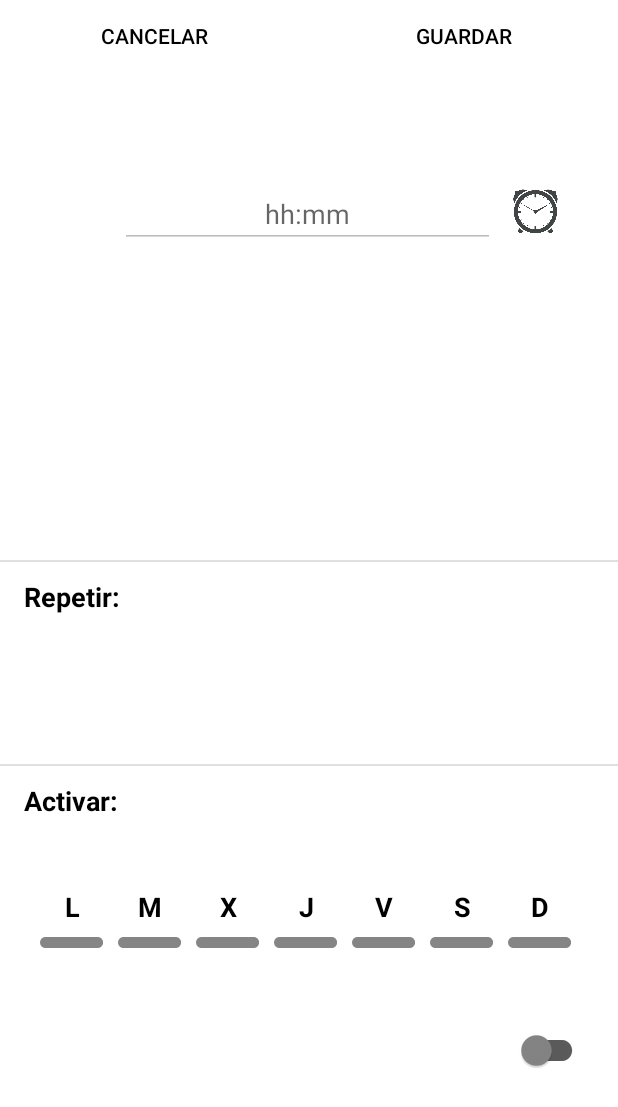
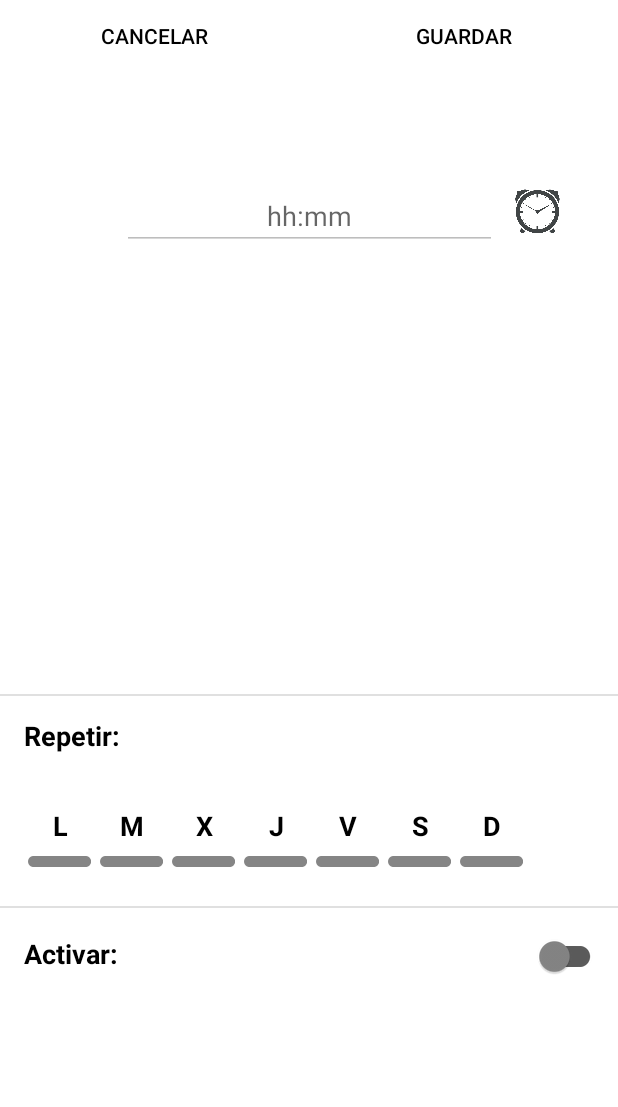
Before and after one commit to Ander-RL/Chronos, an Android app: the screen it shows after launch (CrearAlarma), after a tap on an icon or button, on a phone screen of 412 x 824 dp. Shown: the top 1107 px of the screen. Run offline under Robolectric (Android 15) with nearby library versions, the phone set to English and light mode, and no system bars; our stand-ins replace Room's generated code; 1 other tap on this screen came first.

Commit message:
Layouts correctos. Multiples alarmas funcional.

```diff
--- a/app/src/main/java/arl/chronos/adapters/RcvAdapterAlarmas.java
+++ b/app/src/main/java/arl/chronos/adapters/RcvAdapterAlarmas.java
@@ -113,14 +113,14 @@ public class RcvAdapterAlarmas extends RecyclerView.Adapter<RcvAdapterAlarmas.My
                 if (!ho.isEmpty() && !mi.isEmpty()) {
                     // Para que las alarmas activas con hora anterior a la actual no se ejecuten
                     if (!fechaAlarma(Integer.parseInt(ho), Integer.parseInt(mi)).before(Calendar.getInstance())) {
-                        startAlarma(fechaAlarma(Integer.parseInt(ho), Integer.parseInt(mi)));
+                        startAlarma(fechaAlarma(Integer.parseInt(ho), Integer.parseInt(mi)), currentAlarma.getId());
                     }
                 }
             }
         } else {
             holder.activated.setChecked(false);
             //cancelAlarma();
-            cancelAlarma();
+            cancelAlarma(currentAlarma.getId());
         }
 
     }
@@ -196,19 +196,19 @@ public class RcvAdapterAlarmas extends RecyclerView.Adapter<RcvAdapterAlarmas.My
         return c;
     }
 
-    private void startAlarma(Calendar c) {
+    private void startAlarma(Calendar c, int code) {
         AlarmManager alarmManager = (AlarmManager) context.getSystemService(Context.ALARM_SERVICE);
         Intent intent = new Intent(context, AlertReceiver.class);
         intent.putExtra(MENSAJE, ho + ":" + mi);
-        PendingIntent pendingIntent = PendingIntent.getBroadcast(context, 1, intent, PendingIntent.FLAG_UPDATE_CURRENT); // FLAG envia la info de putExtra
+        PendingIntent pendingIntent = PendingIntent.getBroadcast(context, code, intent, PendingIntent.FLAG_UPDATE_CURRENT); // FLAG envia la info de putExtra
 
         alarmManager.setExact(AlarmManager.RTC_WAKEUP, c.getTimeInMillis(), pendingIntent);
     }
 
-    private void cancelAlarma() {
+    private void cancelAlarma(int code) {
         AlarmManager alarmManager = (AlarmManager) context.getSystemService(Context.ALARM_SERVICE);
         Intent intent = new Intent(context, AlertReceiver.class);
-        PendingIntent pendingIntent = PendingIntent.getBroadcast(context, 1, intent, PendingIntent.FLAG_UPDATE_CURRENT);
+        PendingIntent pendingIntent = PendingIntent.getBroadcast(context, code, intent, PendingIntent.FLAG_UPDATE_CURRENT);
 
         alarmManager.cancel(pendingIntent);
     }
--- a/app/src/main/res/layout/crear_alarma.xml
+++ b/app/src/main/res/layout/crear_alarma.xml
@@ -40,7 +40,7 @@
 
     <ImageButton
         android:id="@+id/btn_reloj"
-        android:layout_width="wrap_content"
+        android:layout_width="54dp"
         android:layout_height="50dp"
         android:layout_marginTop="68dp"
         android:adjustViewBounds="true"
@@ -58,44 +58,46 @@
         android:id="@+id/edit_hhmm"
         android:layout_width="250dp"
         android:layout_height="wrap_content"
-        android:layout_marginStart="80dp"
         android:layout_marginTop="72dp"
         android:autofillHints="@string/hh_mm"
         android:enabled="false"
         android:hint="@string/hh_mm"
         android:inputType="datetime"
         android:textAlignment="center"
+        app:layout_constraintBottom_toBottomOf="parent"
+        app:layout_constraintEnd_toEndOf="parent"
         app:layout_constraintStart_toStartOf="parent"
-        app:layout_constraintTop_toTopOf="@+id/guideline_vertical" />
+        app:layout_constraintTop_toTopOf="@+id/guideline_vertical"
+        app:layout_constraintVertical_bias="0.002" />
 
     <View
         android:id="@+id/divider2"
         android:layout_width="match_parent"
         android:layout_height="1dp"
-        android:layout_marginTop="208dp"
         android:background="?android:attr/listDivider"
+        app:layout_constraintBottom_toBottomOf="parent"
         app:layout_constraintEnd_toEndOf="parent"
         app:layout_constraintHorizontal_bias="0.0"
         app:layout_constraintStart_toStartOf="parent"
-        app:layout_constraintTop_toBottomOf="@+id/edit_hhmm" />
+        app:layout_constraintTop_toTopOf="parent"
+        app:layout_constraintVertical_bias="0.562" />
 
     <View
         android:id="@+id/divider3"
         android:layout_width="match_parent"
         android:layout_height="1dp"
-        android:layout_marginTop="344dp"
         android:background="?android:attr/listDivider"
+        app:layout_constraintBottom_toBottomOf="parent"
         app:layout_constraintEnd_toEndOf="parent"
-        app:layout_constraintHorizontal_bias="0.0"
+        app:layout_constraintHorizontal_bias="1.0"
         app:layout_constraintStart_toStartOf="parent"
-        app:layout_constraintTop_toBottomOf="@+id/edit_hhmm" />
+        app:layout_constraintTop_toTopOf="parent"
+        app:layout_constraintVertical_bias="0.734" />
 
     <RadioButton
         android:id="@+id/radio_j"
         android:layout_width="wrap_content"
         android:layout_height="wrap_content"
-        android:layout_marginStart="4dp"
-        android:layout_marginBottom="192dp"
         android:layout_weight="1"
         android:button="@null"
         android:drawableBottom="@android:drawable/button_onoff_indicator_off"
@@ -106,15 +108,15 @@
         android:textColor="@color/black"
         android:textSize="18sp"
         android:textStyle="bold"
-        app:layout_constraintBottom_toBottomOf="parent"
+        app:layout_constraintBaseline_toBaselineOf="@+id/radio_x"
+        app:layout_constraintEnd_toEndOf="parent"
+        app:layout_constraintHorizontal_bias="0.0"
         app:layout_constraintStart_toEndOf="@+id/radio_x" />
 
     <RadioButton
         android:id="@+id/radio_l"
         android:layout_width="wrap_content"
         android:layout_height="wrap_content"
-        android:layout_marginStart="24dp"
-        android:layout_marginBottom="192dp"
         android:layout_weight="1"
         android:button="@null"
         android:drawableBottom="@android:drawable/button_onoff_indicator_off"
@@ -125,15 +127,17 @@
         android:textColor="@color/black"
         android:textSize="18sp"
         android:textStyle="bold"
-        app:layout_constraintBottom_toBottomOf="parent"
-        app:layout_constraintStart_toStartOf="parent" />
+        app:layout_constraintBottom_toTopOf="@+id/divider3"
+        app:layout_constraintEnd_toEndOf="parent"
+        app:layout_constraintHorizontal_bias="0.044"
+        app:layout_constraintStart_toStartOf="parent"
+        app:layout_constraintTop_toBottomOf="@+id/textView2"
+        app:layout_constraintVertical_bias="0.516" />
 
     <RadioButton
         android:id="@+id/radio_m"
         android:layout_width="wrap_content"
         android:layout_height="wrap_content"
-        android:layout_marginStart="4dp"
-        android:layout_marginBottom="192dp"
         android:layout_weight="1"
         android:button="@null"
         android:drawableBottom="@android:drawable/button_onoff_indicator_off"
@@ -144,15 +148,15 @@
         android:textColor="@color/black"
         android:textSize="18sp"
         android:textStyle="bold"
-        app:layout_constraintBottom_toBottomOf="parent"
+        app:layout_constraintBaseline_toBaselineOf="@+id/radio_l"
+        app:layout_constraintEnd_toEndOf="parent"
+        app:layout_constraintHorizontal_bias="0.0"
         app:layout_constraintStart_toEndOf="@+id/radio_l" />
 
     <RadioButton
         android:id="@+id/radio_x"
         android:layout_width="wrap_content"
         android:layout_height="wrap_content"
-        android:layout_marginStart="4dp"
-        android:layout_marginBottom="192dp"
         android:layout_weight="1"
         android:button="@null"
         android:drawableBottom="@android:drawable/button_onoff_indicator_off"
@@ -163,15 +167,15 @@
         android:textColor="@color/black"
         android:textSize="18sp"
         android:textStyle="bold"
-        app:layout_constraintBottom_toBottomOf="parent"
+        app:layout_constraintBaseline_toBaselineOf="@+id/radio_m"
+        app:layout_constraintEnd_toEndOf="parent"
+        app:layout_constraintHorizontal_bias="0.0"
         app:layout_constraintStart_toEndOf="@+id/radio_m" />
 
     <RadioButton
         android:id="@+id/radio_s"
         android:layout_width="wrap_content"
         android:layout_height="wrap_content"
-        android:layout_marginStart="4dp"
-        android:layout_marginBottom="192dp"
         android:layout_weight="1"
         android:button="@null"
         android:drawableBottom="@android:drawable/button_onoff_indicator_off"
@@ -182,15 +186,15 @@
         android:textColor="@color/black"
         android:textSize="18sp"
         android:textStyle="bold"
-        app:layout_constraintBottom_toBottomOf="parent"
+        app:layout_constraintBaseline_toBaselineOf="@+id/radio_v"
+        app:layout_constraintEnd_toEndOf="parent"
+        app:layout_constraintHorizontal_bias="0.0"
         app:layout_constraintStart_toEndOf="@+id/radio_v" />
 
     <RadioButton
         android:id="@+id/radio_d"
         android:layout_width="wrap_content"
         android:layout_height="wrap_content"
-        android:layout_marginStart="4dp"
-        android:layout_marginBottom="192dp"
         android:layout_weight="1"
         android:button="@null"
         android:drawableBottom="@android:drawable/button_onoff_indicator_off"
@@ -201,15 +205,15 @@
         android:textColor="@color/black"
         android:textSize="18sp"
         android:textStyle="bold"
-        app:layout_constraintBottom_toBottomOf="parent"
+        app:layout_constraintBaseline_toBaselineOf="@+id/radio_s"
+        app:layout_constraintEnd_toEndOf="parent"
+        app:layout_constraintHorizontal_bias="0.0"
         app:layout_constraintStart_toEndOf="@+id/radio_s" />
 
     <RadioButton
         android:id="@+id/radio_v"
         android:layout_width="wrap_content"
         android:layout_height="wrap_content"
-        android:layout_marginStart="4dp"
-        android:layout_marginBottom="192dp"
         android:layout_weight="1"
         android:button="@null"
         android:drawableBottom="@android:drawable/button_onoff_indicator_off"
@@ -220,44 +224,48 @@
         android:textColor="@color/black"
         android:textSize="18sp"
         android:textStyle="bold"
-        app:layout_constraintBottom_toBottomOf="parent"
+        app:layout_constraintBaseline_toBaselineOf="@+id/radio_j"
+        app:layout_constraintEnd_toEndOf="parent"
+        app:layout_constraintHorizontal_bias="0.0"
         app:layout_constraintStart_toEndOf="@+id/radio_j" />
 
     <TextView
+        android:id="@+id/textView2"
         android:layout_width="wrap_content"
         android:layout_height="wrap_content"
         android:layout_marginStart="16dp"
-        android:layout_marginTop="220dp"
         android:text="@string/repetir_alarma"
         android:textColor="@color/black"
         android:textSize="18sp"
         android:textStyle="bold"
+        app:layout_constraintBottom_toBottomOf="parent"
         app:layout_constraintStart_toStartOf="parent"
-        app:layout_constraintTop_toBottomOf="@+id/edit_hhmm" />
+        app:layout_constraintTop_toTopOf="parent"
+        app:layout_constraintVertical_bias="0.598" />
 
     <TextView
         android:id="@+id/textView"
         android:layout_width="wrap_content"
         android:layout_height="wrap_content"
         android:layout_marginStart="16dp"
-        android:layout_marginTop="356dp"
         android:text="@string/activar_alarma"
         android:textColor="@color/black"
         android:textSize="18sp"
         android:textStyle="bold"
+        app:layout_constraintBottom_toBottomOf="parent"
         app:layout_constraintStart_toStartOf="parent"
-        app:layout_constraintTop_toBottomOf="@+id/edit_hhmm" />
+        app:layout_constraintTop_toBottomOf="@+id/divider3"
+        app:layout_constraintVertical_bias="0.092" />
 
     <com.google.android.material.switchmaterial.SwitchMaterial
         android:id="@+id/activar"
         android:layout_width="wrap_content"
         android:layout_height="wrap_content"
-        android:layout_marginEnd="20dp"
-        android:layout_marginBottom="100dp"
+        android:layout_marginEnd="8dp"
         android:drawableTint="@drawable/selector_radiobutton"
         android:onClick="onActivarClick"
         android:theme="@style/SwitchButton"
-        app:layout_constraintBottom_toBottomOf="parent"
+        app:layout_constraintBaseline_toBaselineOf="@+id/textView"
         app:layout_constraintEnd_toEndOf="parent" />
 
 
--- a/app/src/main/res/layout/fragment_tab_alarmas.xml
+++ b/app/src/main/res/layout/fragment_tab_alarmas.xml
@@ -12,11 +12,12 @@
         android:layout_height="wrap_content"
         android:layout_marginEnd="16dp"
         android:layout_marginBottom="16dp"
+        android:backgroundTint="@color/blue_500"
         android:clickable="true"
+        android:focusable="true"
         android:src="@drawable/ic_fab_add"
         app:layout_constraintBottom_toBottomOf="parent"
-        app:layout_constraintEnd_toEndOf="parent"
-        android:focusable="true" />
+        app:layout_constraintEnd_toEndOf="parent" />
 
     <androidx.recyclerview.widget.RecyclerView
         android:id="@+id/rcv_alarmas"
--- a/app/src/main/res/layout/fragment_tab_calendario.xml
+++ b/app/src/main/res/layout/fragment_tab_calendario.xml
@@ -12,11 +12,12 @@
         android:layout_height="wrap_content"
         android:layout_marginEnd="16dp"
         android:layout_marginBottom="16dp"
+        android:backgroundTint="@color/blue_500"
         android:clickable="true"
+        android:focusable="true"
         android:src="@drawable/ic_fab_add"
         app:layout_constraintBottom_toBottomOf="parent"
-        app:layout_constraintEnd_toEndOf="parent"
-        android:focusable="true" />
+        app:layout_constraintEnd_toEndOf="parent" />
 
     <androidx.recyclerview.widget.RecyclerView
         android:id="@+id/rcv_calendario"
--- a/app/src/main/res/layout/fragment_tab_tareas.xml
+++ b/app/src/main/res/layout/fragment_tab_tareas.xml
@@ -12,11 +12,12 @@
         android:layout_height="wrap_content"
         android:layout_marginEnd="16dp"
         android:layout_marginBottom="16dp"
+        android:backgroundTint="@color/blue_500"
         android:clickable="true"
+        android:focusable="true"
         android:src="@drawable/ic_fab_add"
         app:layout_constraintBottom_toBottomOf="parent"
-        app:layout_constraintEnd_toEndOf="parent"
-        android:focusable="true" />
+        app:layout_constraintEnd_toEndOf="parent" />
 
     <androidx.recyclerview.widget.RecyclerView
         android:id="@+id/rcv_tareas"
--- a/app/src/main/res/values/themes.xml
+++ b/app/src/main/res/values/themes.xml
@@ -11,6 +11,7 @@
         <item name="colorOnSecondary">@color/black</item>
         <!-- Status bar color. -->
         <item name="android:statusBarColor" tools:targetApi="l">?attr/colorPrimaryVariant</item>
+        <item name="android:windowLightStatusBar">true</item>
     </style>
 
     <style name="AppTheme.ToolbarFront" parent="Theme.Chronos">
```
Also changed, not shown: app/src/main/res/layout/rcv_alarmas_layout.xml (+15 -12 lines), app/src/main/res/values/strings.xml (+9 -1 lines).
